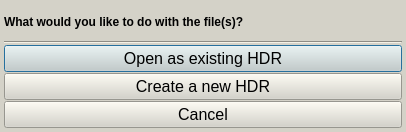
First picture: the form in forms/dndoption.ui, repository LuminanceHDR/LuminanceHDR, before the edit.
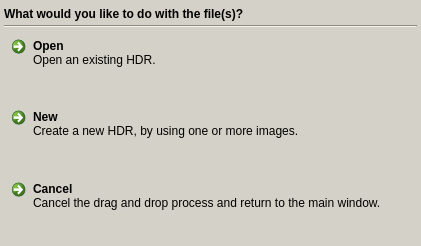
Second picture: the form after the edit. Icons and pictures are not drawn.

Commit message: * Qt 4.4 as minimal requirement, code cleanup * Finalized drag and drop * First look into oxygen icons

```diff
--- a/forms/dndoption.ui
+++ b/forms/dndoption.ui
@@ -8,12 +8,12 @@
    <rect>
     <x>0</x>
     <y>0</y>
-    <width>406</width>
-    <height>132</height>
+    <width>421</width>
+    <height>246</height>
    </rect>
   </property>
   <property name="sizePolicy" >
-   <sizepolicy vsizetype="Fixed" hsizetype="Fixed" >
+   <sizepolicy vsizetype="Preferred" hsizetype="Preferred" >
     <horstretch>0</horstretch>
     <verstretch>0</verstretch>
    </sizepolicy>
@@ -40,6 +40,19 @@
    </property>
    <item>
     <widget class="QLabel" name="label" >
+     <property name="maximumSize" >
+      <size>
+       <width>16777215</width>
+       <height>20</height>
+      </size>
+     </property>
+     <property name="font" >
+      <font>
+       <weight>50</weight>
+       <bold>false</bold>
+       <kerning>false</kerning>
+      </font>
+     </property>
      <property name="text" >
       <string>&lt;b>What would you like to do with the file(s)?&lt;/b></string>
      </property>
@@ -53,57 +66,63 @@
     </widget>
    </item>
    <item>
-    <widget class="QPushButton" name="btnOpenHDR" >
-     <property name="sizePolicy" >
-      <sizepolicy vsizetype="Fixed" hsizetype="Minimum" >
-       <horstretch>0</horstretch>
-       <verstretch>0</verstretch>
-      </sizepolicy>
+    <widget class="QCommandLinkButton" name="btnOpenHDR" >
+     <property name="text" >
+      <string>Open</string>
      </property>
-     <property name="font" >
-      <font>
-       <pointsize>12</pointsize>
-      </font>
+     <property name="icon" >
+      <iconset resource="../icons.qrc" >
+       <normaloff>:/new/prefix1/images/fileopen.png</normaloff>:/new/prefix1/images/fileopen.png</iconset>
      </property>
-     <property name="styleSheet" >
-      <string notr="true" >QPushButton:hover { background-color: white; color:black }</string>
+     <property name="iconSize" >
+      <size>
+       <width>36</width>
+       <height>36</height>
+      </size>
      </property>
-     <property name="text" >
-      <string>Open as existing HDR</string>
+     <property name="description" >
+      <string>Open an existing HDR.</string>
      </property>
     </widget>
    </item>
    <item>
-    <widget class="QPushButton" name="btnCreateNewHDR" >
-     <property name="font" >
-      <font>
-       <pointsize>12</pointsize>
-      </font>
+    <widget class="QCommandLinkButton" name="btnCreateNewHDR" >
+     <property name="text" >
+      <string>New</string>
      </property>
-     <property name="styleSheet" >
-      <string notr="true" >QPushButton:hover { background-color: white; color:black }</string>
+     <property name="icon" >
+      <iconset resource="../icons.qrc" >
+       <normaloff>:/new/prefix1/images/newfile.png</normaloff>:/new/prefix1/images/newfile.png</iconset>
      </property>
-     <property name="text" >
-      <string>Create a new HDR</string>
+     <property name="iconSize" >
+      <size>
+       <width>36</width>
+       <height>36</height>
+      </size>
      </property>
+     <property name="description" >
+      <string>Create a new HDR, by using one or more images.</string>
+     </property>
     </widget>
    </item>
    <item>
-    <widget class="QPushButton" name="btnCancel" >
-     <property name="font" >
-      <font>
-       <pointsize>12</pointsize>
-      </font>
-     </property>
-     <property name="autoFillBackground" >
-      <bool>false</bool>
-     </property>
-     <property name="styleSheet" >
-      <string notr="true" >QPushButton:hover { background-color: white; color:black }</string>
-     </property>
+    <widget class="QCommandLinkButton" name="btnCancel" >
      <property name="text" >
       <string>Cancel</string>
      </property>
+     <property name="icon" >
+      <iconset resource="../icons.qrc" >
+       <normaloff>:/new/prefix1/images/cancel.png</normaloff>:/new/prefix1/images/cancel.png</iconset>
+     </property>
+     <property name="iconSize" >
+      <size>
+       <width>36</width>
+       <height>36</height>
+      </size>
+     </property>
+     <property name="description" >
+      <string>Cancel the drag and drop process and return to the main window.</string>
+     </property>
     </widget>
    </item>
   </layout>
```
Left out of the diff: 2 changed lines with no effect on the pictures. The commit also changes 30 other files.
